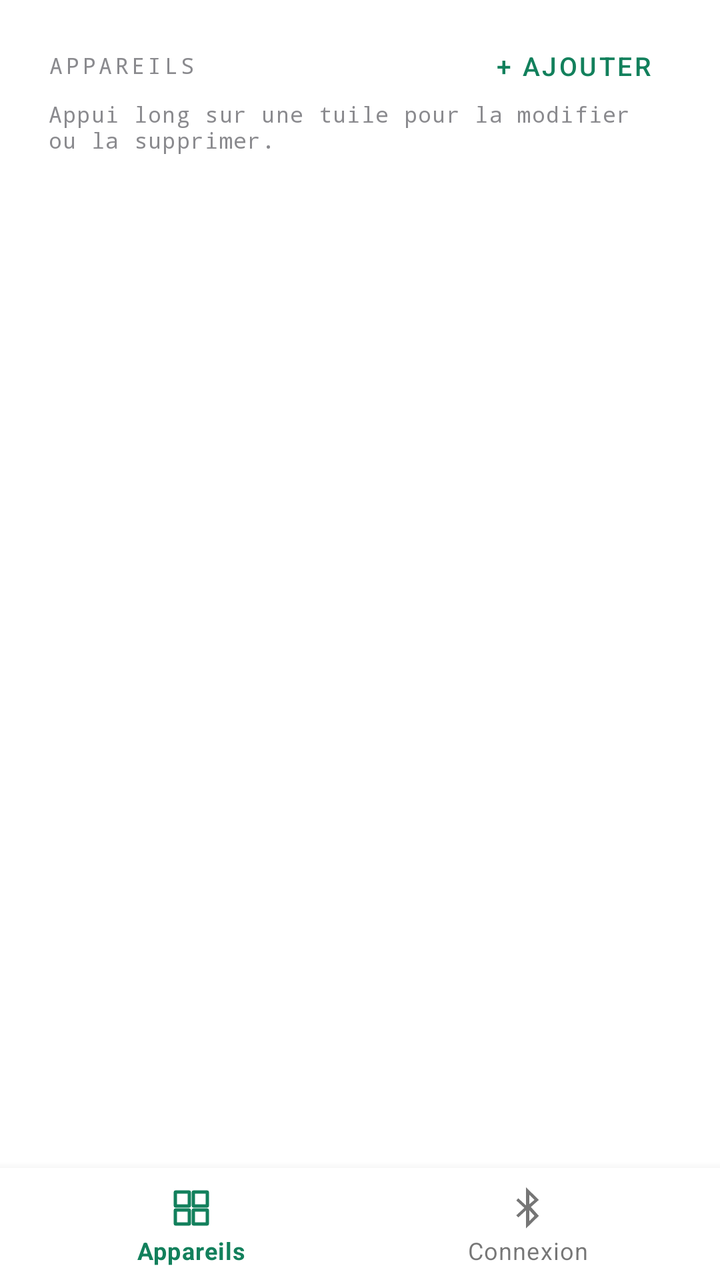
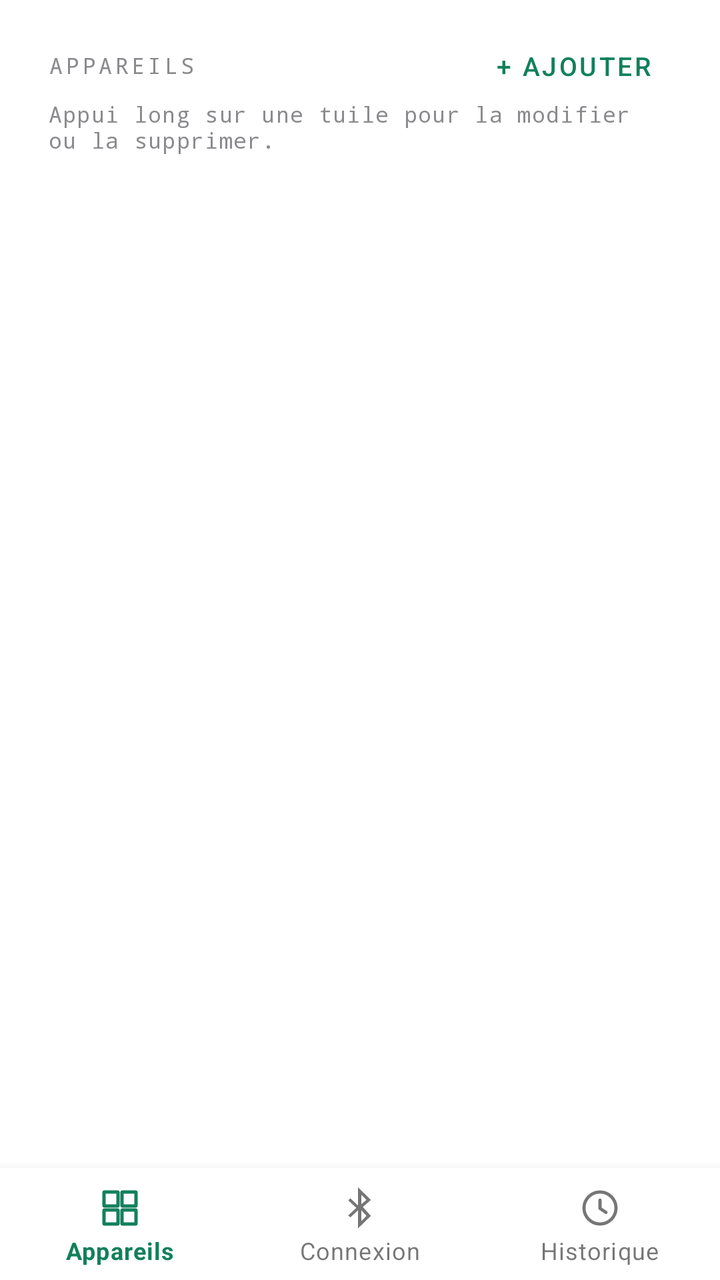

Screens rendered from an Android XML layout before and after an edit, with the pre-edit source and the edit as a unified diff.
<!-- AndroidManifest.xml: application theme Theme.PowerFlow -->
<!-- res/layout/activity_tableau_bord.xml -->
<?xml version="1.0" encoding="utf-8"?>
<LinearLayout xmlns:android="http://schemas.android.com/apk/res/android"
    xmlns:app="http://schemas.android.com/apk/res-auto"
    android:layout_width="match_parent"
    android:layout_height="match_parent"
    android:orientation="vertical"
    android:background="@color/pf_fond">

    <FrameLayout
        android:layout_width="match_parent"
        android:layout_height="0dp"
        android:layout_weight="1">

        
        <LinearLayout
            android:id="@+id/pageAppareils"
            android:layout_width="match_parent"
            android:layout_height="match_parent"
            android:orientation="vertical"
            android:paddingHorizontal="24dp"
            android:paddingTop="20dp">

            <LinearLayout
                android:layout_width="match_parent"
                android:layout_height="wrap_content"
                android:orientation="horizontal"
                android:gravity="center_vertical">

                <TextView
                    style="@style/StyleSurtitre"
                    android:layout_width="0dp"
                    android:layout_height="wrap_content"
                    android:layout_weight="1"
                    android:text="@string/appareils" />

                <com.google.android.material.button.MaterialButton
                    android:id="@+id/boutonAjouter"
                    style="@style/Widget.MaterialComponents.Button.TextButton"
                    android:layout_width="wrap_content"
                    android:layout_height="wrap_content"
                    android:minWidth="0dp"
                    android:minHeight="0dp"
                    android:insetTop="0dp"
                    android:insetBottom="0dp"
                    android:paddingHorizontal="10dp"
                    android:text="@string/ajouter_symbole"
                    android:textSize="13sp" />
            </LinearLayout>

            <TextView
                style="@style/StyleMesure"
                android:layout_width="wrap_content"
                android:layout_height="wrap_content"
                android:layout_marginTop="4dp"
                android:layout_marginBottom="10dp"
                android:text="@string/astuce_appui_long"
                android:textSize="11sp" />

            <ScrollView
                android:layout_width="match_parent"
                android:layout_height="0dp"
                android:layout_weight="1"
                android:clipToPadding="false"
                android:paddingBottom="12dp"
                android:scrollbars="none">

                <LinearLayout
                    android:id="@+id/conteneurAppareils"
                    android:layout_width="match_parent"
                    android:layout_height="wrap_content"
                    android:orientation="vertical" />
            </ScrollView>
        </LinearLayout>

        
        <LinearLayout
            android:id="@+id/pageConnexion"
            android:layout_width="match_parent"
            android:layout_height="match_parent"
            android:orientation="vertical"
            android:visibility="gone"
            android:paddingHorizontal="24dp"
            android:paddingTop="20dp">

            <TextView
                style="@style/StyleSurtitre"
                android:layout_width="wrap_content"
                android:layout_height="wrap_content"
                android:text="@string/etat_liaison" />

            <LinearLayout
                android:layout_width="wrap_content"
                android:layout_height="wrap_content"
                android:layout_marginTop="10dp"
                android:orientation="horizontal"
                android:gravity="center_vertical">

                <View
                    android:id="@+id/pastille"
                    android:layout_width="11dp"
                    android:layout_height="11dp"
                    android:background="@drawable/pastille"
                    android:backgroundTint="@color/pf_inactif" />

                <TextView
                    android:id="@+id/etatTexte"
                    android:layout_width="wrap_content"
                    android:layout_height="wrap_content"
                    android:layout_marginStart="12dp"
                    android:textColor="@color/pf_texte"
                    android:textStyle="bold"
                    android:textSize="26sp"
                    android:letterSpacing="-0.01" />
            </LinearLayout>

            <com.google.android.material.button.MaterialButton
                android:id="@+id/boutonConnexion"
                android:layout_width="match_parent"
                android:layout_height="52dp"
                android:layout_marginTop="20dp"
                android:text="@string/se_connecter"
                android:textColor="#FFFFFF"
                android:textSize="15sp"
                android:textStyle="bold"
                android:letterSpacing="0.02"
                app:backgroundTint="@color/pf_courant"
                app:cornerRadius="26dp"
                app:icon="@android:drawable/stat_sys_data_bluetooth"
                app:iconGravity="textStart"
                app:iconTint="#FFFFFF" />

            <View
                android:layout_width="match_parent"
                android:layout_height="1dp"
                android:layout_marginTop="22dp"
                android:background="@color/pf_bord" />

            <TextView
                style="@style/StyleSurtitre"
                android:layout_width="wrap_content"
                android:layout_height="wrap_content"
                android:layout_marginTop="18dp"
                android:layout_marginBottom="8dp"
                android:text="@string/journal_titre" />

            <ScrollView
                android:id="@+id/journalScroll"
                android:layout_width="match_parent"
                android:layout_height="0dp"
                android:layout_weight="1"
                android:layout_marginBottom="16dp"
                android:background="@drawable/fond_journal"
                android:padding="14dp"
                android:scrollbars="none">

                <TextView
                    android:id="@+id/journal"
                    style="@style/StyleMesure"
                    android:layout_width="match_parent"
                    android:layout_height="wrap_content"
                    android:textColor="@color/pf_texte_faible"
                    android:textSize="11sp"
                    android:lineSpacingExtra="3dp" />
            </ScrollView>
        </LinearLayout>

    </FrameLayout>

    <com.google.android.material.bottomnavigation.BottomNavigationView
        android:id="@+id/navigation"
        android:layout_width="match_parent"
        android:layout_height="wrap_content"
        app:menu="@menu/navigation_bas" />

</LinearLayout>
<!-- resources referenced by this layout -->
<resources>
  <color name="pf_bord">#EDEDEF</color>
  <color name="pf_courant">#12805C</color>
  <color name="pf_fond">#FFFFFF</color>
  <color name="pf_inactif">#C7C7CC</color>
  <color name="pf_texte">#1A1A1A</color>
  <color name="pf_texte_faible">#8A8A8E</color>
  <!-- drawable fond_journal (drawable) -->
  <?xml version="1.0" encoding="utf-8"?>
  <shape xmlns:android="http://schemas.android.com/apk/res/android"
      android:shape="rectangle">
      <solid android:color="@color/pf_journal_fond" />
      <corners android:radius="16dp" />
      <stroke android:width="1dp" android:color="@color/pf_bord" />
  </shape>
  <!-- drawable pastille (drawable) -->
  <?xml version="1.0" encoding="utf-8"?>
  <shape xmlns:android="http://schemas.android.com/apk/res/android"
      android:shape="oval">
      <solid android:color="#FFFFFF" />
  </shape>
  <string name="ajouter_symbole">+ Ajouter</string>
  <string name="appareils">Appareils</string>
  <string name="astuce_appui_long">Appui long sur une tuile pour la modifier ou la supprimer.</string>
  <string name="etat_liaison">État de la liaison</string>
  <string name="journal_titre">Journal</string>
  <string name="se_connecter">Se connecter</string>
  <style name="StyleMesure">
          <item name="android:fontFamily">monospace</item>
          <item name="android:textColor">@color/pf_texte_faible</item>
          <item name="android:textSize">12sp</item>
          <item name="android:letterSpacing">0.04</item>
      </style>
  <style name="StyleSurtitre" parent="StyleMesure">
          <item name="android:textAllCaps">true</item>
          <item name="android:letterSpacing">0.14</item>
          <item name="android:textSize">11sp</item>
      </style>
  <style name="Theme.PowerFlow" parent="Theme.MaterialComponents.Light.NoActionBar">
          <item name="colorPrimary">@color/pf_courant</item>
          <item name="colorPrimaryVariant">@color/pf_courant_sombre</item>
          <item name="colorOnPrimary">#FFFFFF</item>
          <item name="colorSecondary">@color/pf_courant</item>
          <item name="colorSecondaryVariant">@color/pf_courant_sombre</item>
          <item name="colorOnSecondary">#FFFFFF</item>
          <item name="colorSurface">@color/pf_panneau</item>
          <item name="colorOnSurface">@color/pf_texte</item>
          <item name="android:colorBackground">@color/pf_fond</item>
          <item name="android:textColorPrimary">@color/pf_texte</item>
          <item name="android:statusBarColor">@color/pf_fond</item>
          <item name="android:navigationBarColor">@color/pf_fond</item>
          <item name="android:windowLightStatusBar" tools:targetApi="m">true</item>
      </style>
  <color name="pf_journal_fond">#FAFAFA</color>
  <color name="pf_courant_sombre">#0D6247</color>
  <color name="pf_panneau">#FFFFFF</color>
</resources>

<!-- the commit's change to res/layout/activity_tableau_bord.xml (unified diff, before → after) -->
@@ -164,6 +164,104 @@
             </ScrollView>
         </LinearLayout>
 
+        
+        <LinearLayout
+            android:id="@+id/pageHistorique"
+            android:layout_width="match_parent"
+            android:layout_height="match_parent"
+            android:orientation="vertical"
+            android:visibility="gone"
+            android:paddingHorizontal="24dp"
+            android:paddingTop="20dp">
+
+            <TextView
+                style="@style/StyleSurtitre"
+                android:layout_width="wrap_content"
+                android:layout_height="wrap_content"
+                android:text="@string/onglet_historique" />
+
+            <LinearLayout
+                android:layout_width="match_parent"
+                android:layout_height="wrap_content"
+                android:layout_marginTop="12dp"
+                android:orientation="horizontal"
+                android:gravity="center_vertical">
+
+                <TextView
+                    style="@style/StyleMesure"
+                    android:layout_width="0dp"
+                    android:layout_height="wrap_content"
+                    android:layout_weight="1"
+                    android:textSize="12sp"
+                    android:text="@string/seuil_alerte_label" />
+
+                <com.google.android.material.textfield.TextInputLayout
+                    style="@style/Widget.MaterialComponents.TextInputLayout.OutlinedBox"
+                    android:layout_width="90dp"
+                    android:layout_height="wrap_content"
+                    android:layout_marginStart="12dp"
+                    android:hint="@string/seuil_alerte_unite">
+
+                    <com.google.android.material.textfield.TextInputEditText
+                        android:id="@+id/champSeuilAlerte"
+                        android:layout_width="match_parent"
+                        android:layout_height="wrap_content"
+                        android:inputType="number"
+                        android:maxLength="3" />
+                </com.google.android.material.textfield.TextInputLayout>
+            </LinearLayout>
+
+            <View
+                android:layout_width="match_parent"
+                android:layout_height="1dp"
+                android:layout_marginTop="18dp"
+                android:background="@color/pf_bord" />
+
+            <LinearLayout
+                android:layout_width="match_parent"
+                android:layout_height="wrap_content"
+                android:layout_marginTop="16dp"
+                android:layout_marginBottom="10dp"
+                android:orientation="horizontal"
+                android:gravity="center_vertical">
+
+                <TextView
+                    style="@style/StyleSurtitre"
+                    android:layout_width="0dp"
+                    android:layout_height="wrap_content"
+                    android:layout_weight="1"
+                    android:text="@string/historique_liste_titre" />
+
+                <com.google.android.material.button.MaterialButton
+                    android:id="@+id/boutonReinitialiserHistorique"
+                    style="@style/Widget.MaterialComponents.Button.TextButton"
+                    android:layout_width="wrap_content"
+                    android:layout_height="wrap_content"
+                    android:minWidth="0dp"
+                    android:minHeight="0dp"
+                    android:insetTop="0dp"
+                    android:insetBottom="0dp"
+                    android:paddingHorizontal="10dp"
+                    android:text="@string/historique_reinitialiser"
+                    android:textSize="13sp" />
+            </LinearLayout>
+
+            <ScrollView
+                android:layout_width="match_parent"
+                android:layout_height="0dp"
+                android:layout_weight="1"
+                android:clipToPadding="false"
+                android:paddingBottom="16dp"
+                android:scrollbars="none">
+
+                <LinearLayout
+                    android:id="@+id/conteneurHistorique"
+                    android:layout_width="match_parent"
+                    android:layout_height="wrap_content"
+                    android:orientation="vertical" />
+            </ScrollView>
+        </LinearLayout>
+
     </FrameLayout>
 
     <com.google.android.material.bottomnavigation.BottomNavigationView
<!-- resource entries referenced after the edit -->
@@ -24,8 +24,13 @@
   <string name="appareils">Appareils</string>
   <string name="astuce_appui_long">Appui long sur une tuile pour la modifier ou la supprimer.</string>
   <string name="etat_liaison">État de la liaison</string>
+  <string name="historique_liste_titre">Temps de fonctionnement</string>
+  <string name="historique_reinitialiser">Réinitialiser</string>
   <string name="journal_titre">Journal</string>
+  <string name="onglet_historique">Historique</string>
   <string name="se_connecter">Se connecter</string>
+  <string name="seuil_alerte_label">Alerter si un appareil reste allumé plus de</string>
+  <string name="seuil_alerte_unite">Minutes</string>
   <style name="StyleMesure">
           <item name="android:fontFamily">monospace</item>
           <item name="android:textColor">@color/pf_texte_faible</item>
